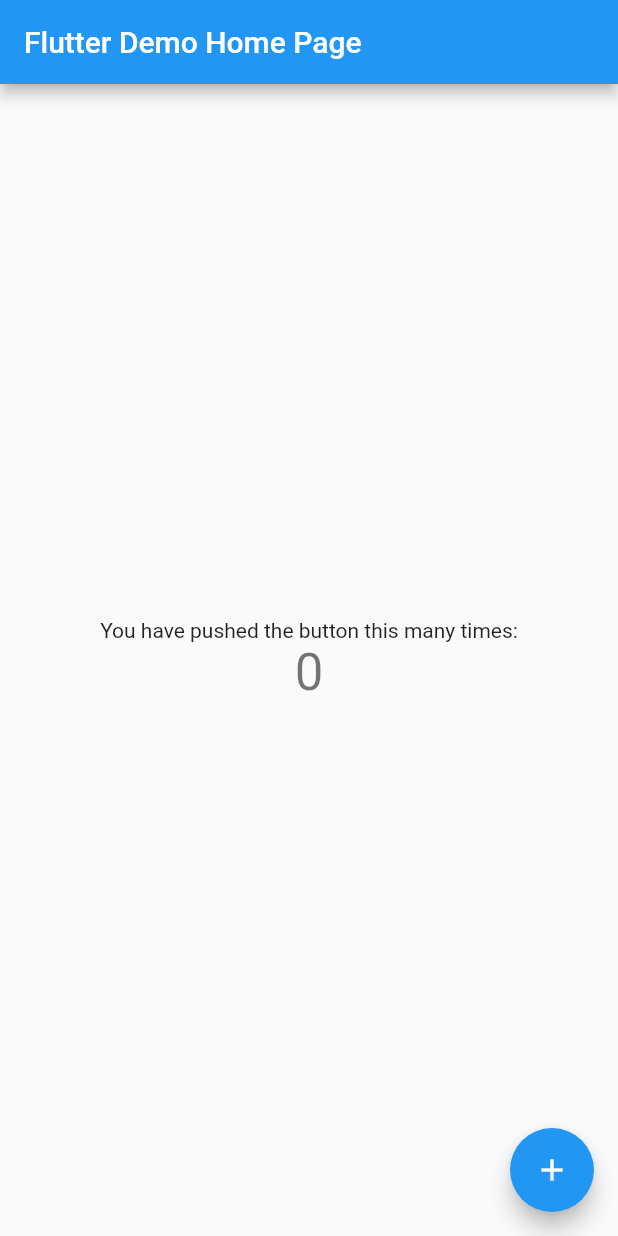
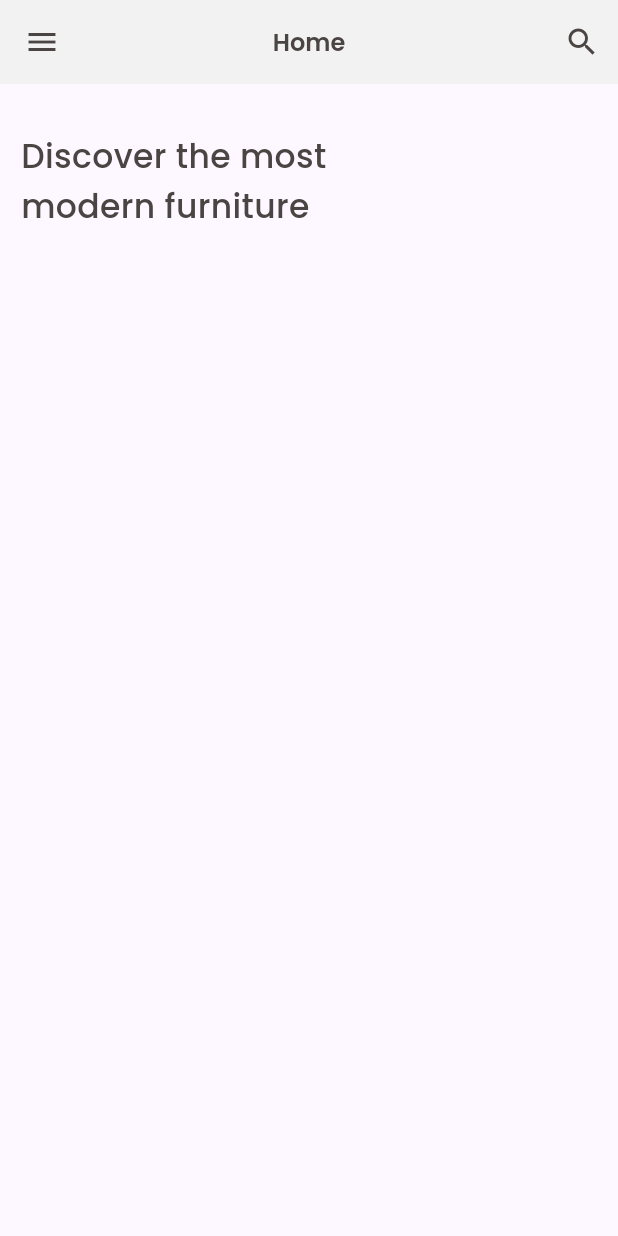
Before and after one commit to andrisilaban/flutter_intensif_club_fugi, a Flutter app: the screen it shows after launch, on a phone screen of 412 x 824 dp. Run offline on Flutter 3.47's test engine with Material 2 defaults, Android fonts, the light colour scheme and no system bars.

Commit message:
Update Home Page

```diff
--- /dev/null
+++ b/config.json
@@ -0,0 +1,5 @@
+{
+    "modules": [
+
+    ]
+}
--- /dev/null
+++ b/lib/constant/light_theme.dart
@@ -0,0 +1,102 @@
+import 'package:flutter/material.dart';
+
+import 'constants.dart';
+
+ThemeData lightTheme = ThemeData(
+  useMaterial3: true,
+  cardTheme: CardTheme(
+    color: cc,
+    shape: RoundedRectangleBorder(borderRadius: BorderRadius.circular(20)),
+    elevation: 5,
+    surfaceTintColor: cc,
+  ),
+  brightness: Brightness.light,
+  primaryColor: primaryColor,
+  iconTheme: IconThemeData(color: accentColor),
+  appBarTheme: AppBarTheme(
+      backgroundColor: primaryColor,
+      iconTheme: IconThemeData(color: ic),
+      titleTextStyle: poppins16w600,
+      actionsIconTheme: IconThemeData(color: ic)),
+  textTheme: TextTheme(
+    displayLarge: TextStyle(
+      fontFamily: 'Poppins',
+      fontWeight: FontWeight.w500,
+      color: tc,
+    ),
+    displayMedium: TextStyle(
+      fontFamily: 'Poppins',
+      fontWeight: FontWeight.w500,
+      color: tc,
+    ),
+    displaySmall: TextStyle(
+      fontFamily: 'Poppins',
+      fontWeight: FontWeight.w500,
+      color: tc,
+    ),
+    titleLarge: TextStyle(
+      fontFamily: 'Poppins',
+      fontWeight: FontWeight.w500,
+      color: tc,
+    ),
+    titleMedium: TextStyle(
+      fontFamily: 'Poppins',
+      fontWeight: FontWeight.w500,
+      color: tc,
+    ),
+    titleSmall: TextStyle(
+      fontFamily: 'Poppins',
+      fontWeight: FontWeight.w500,
+      color: tc,
+    ),
+    bodyLarge: TextStyle(
+      fontFamily: 'Poppins',
+      fontWeight: FontWeight.w500,
+      color: tc,
+    ),
+    bodyMedium: TextStyle(
+      fontFamily: 'Poppins',
+      fontWeight: FontWeight.w500,
+      color: tc,
+    ),
+    bodySmall: TextStyle(
+      fontFamily: 'Poppins',
+      fontWeight: FontWeight.w500,
+      color: tc,
+    ),
+  ),
+  elevatedButtonTheme: ElevatedButtonThemeData(
+    style: ElevatedButton.styleFrom(
+      shape: RoundedRectangleBorder(borderRadius: BorderRadius.circular(20)),
+      backgroundColor: accentColor,
+    ),
+    // style: ButtonStyle(
+    //   padding: MaterialStateProperty.all<EdgeInsetsGeometry>(
+    //     const EdgeInsets.symmetric(horizontal: 20, vertical: 10),
+    //   ),
+    //   shape: MaterialStatePropertyAll(
+    //       RoundedRectangleBorder(borderRadius: BorderRadius.circular(10))),
+    //   backgroundColor: MaterialStatePropertyAll(accentColor),
+    // ),
+  ),
+  inputDecorationTheme: InputDecorationTheme(
+    fillColor: cc,
+    labelStyle: TextStyle(color: accentColor),
+    hintStyle: poppins14,
+    border: const OutlineInputBorder(
+        borderSide: BorderSide.none,
+        borderRadius: BorderRadius.all(Radius.circular(10))),
+    focusedBorder: OutlineInputBorder(
+      borderSide: BorderSide(width: 1, color: tc),
+      borderRadius: BorderRadius.circular(10),
+    ),
+    enabledBorder: OutlineInputBorder(
+      borderSide: BorderSide(width: 1, color: tc),
+      borderRadius: BorderRadius.circular(10),
+    ),
+  ),
+  floatingActionButtonTheme:
+      FloatingActionButtonThemeData(backgroundColor: accentColor),
+  colorScheme: ColorScheme.fromSeed(seedColor: accentColor)
+      .copyWith(background: Colors.red),
+);
--- a/lib/main.dart
+++ b/lib/main.dart
@@ -1,4 +1,6 @@
 import 'package:flutter/material.dart';
+import 'package:flutter_intensif_club_fugi/constant/light_theme.dart';
+import 'package:flutter_intensif_club_fugi/view/home.dart';
 
 void main() {
   runApp(const MyApp());
@@ -7,109 +9,13 @@
 class MyApp extends StatelessWidget {
   const MyApp({super.key});
 
-  // This widget is the root of your application.
   @override
   Widget build(BuildContext context) {
     return MaterialApp(
-      title: 'Flutter Demo',
-      theme: ThemeData(
-        // This is the theme of your application.
-        //
-        // Try running your application with "flutter run". You'll see the
-        // application has a blue toolbar. Then, without quitting the app, try
-        // changing the primarySwatch below to Colors.green and then invoke
-        // "hot reload" (press "r" in the console where you ran "flutter run",
-        // or simply save your changes to "hot reload" in a Flutter IDE).
-        // Notice that the counter didn't reset back to zero; the application
-        // is not restarted.
-        primarySwatch: Colors.blue,
-      ),
-      home: const MyHomePage(title: 'Flutter Demo Home Page'),
+      debugShowCheckedModeBanner: false,
+      title: 'Furniture Shop',
+      theme: lightTheme,
+      home: const Home(),
     );
   }
 }
-
-class MyHomePage extends StatefulWidget {
-  const MyHomePage({super.key, required this.title});
-
-  // This widget is the home page of your application. It is stateful, meaning
-  // that it has a State object (defined below) that contains fields that affect
-  // how it looks.
-
-  // This class is the configuration for the state. It holds the values (in this
-  // case the title) provided by the parent (in this case the App widget) and
-  // used by the build method of the State. Fields in a Widget subclass are
-  // always marked "final".
-
-  final String title;
-
-  @override
-  State<MyHomePage> createState() => _MyHomePageState();
-}
-
-class _MyHomePageState extends State<MyHomePage> {
-  int _counter = 0;
-
-  void _incrementCounter() {
-    setState(() {
-      // This call to setState tells the Flutter framework that something has
-      // changed in this State, which causes it to rerun the build method below
-      // so that the display can reflect the updated values. If we changed
-      // _counter without calling setState(), then the build method would not be
-      // called again, and so nothing would appear to happen.
-      _counter++;
-    });
-  }
-
-  @override
-  Widget build(BuildContext context) {
-    // This method is rerun every time setState is called, for instance as done
-    // by the _incrementCounter method above.
-    //
-    // The Flutter framework has been optimized to make rerunning build methods
-    // fast, so that you can just rebuild anything that needs updating rather
-    // than having to individually change instances of widgets.
-    return Scaffold(
-      appBar: AppBar(
-        // Here we take the value from the MyHomePage object that was created by
-        // the App.build method, and use it to set our appbar title.
-        title: Text(widget.title),
-      ),
-      body: Center(
-        // Center is a layout widget. It takes a single child and positions it
-        // in the middle of the parent.
-        child: Column(
-          // Column is also a layout widget. It takes a list of children and
-          // arranges them vertically. By default, it sizes itself to fit its
-          // children horizontally, and tries to be as tall as its parent.
-          //
-          // Invoke "debug painting" (press "p" in the console, choose the
-          // "Toggle Debug Paint" action from the Flutter Inspector in Android
-          // Studio, or the "Toggle Debug Paint" command in Visual Studio Code)
-          // to see the wireframe for each widget.
-          //
-          // Column has various properties to control how it sizes itself and
-          // how it positions its children. Here we use mainAxisAlignment to
-          // center the children vertically; the main axis here is the vertical
-          // axis because Columns are vertical (the cross axis would be
-          // horizontal).
-          mainAxisAlignment: MainAxisAlignment.center,
-          children: <Widget>[
-            const Text(
-              'You have pushed the button this many times:',
-            ),
-            Text(
-              '$_counter',
-              style: Theme.of(context).textTheme.headlineMedium,
-            ),
-          ],
-        ),
-      ),
-      floatingActionButton: FloatingActionButton(
-        onPressed: _incrementCounter,
-        tooltip: 'Increment',
-        child: const Icon(Icons.add),
-      ), // This trailing comma makes auto-formatting nicer for build methods.
-    );
-  }
-}
--- /dev/null
+++ b/lib/view/home.dart
@@ -0,0 +1,28 @@
+import 'package:flutter/material.dart';
+import 'package:flutter_intensif_club_fugi/constant/constants.dart';
+
+class Home extends StatelessWidget {
+  const Home({super.key});
+
+  @override
+  Widget build(BuildContext context) {
+    return Scaffold(
+      appBar: AppBar(
+        leading: const Icon(Icons.menu),
+        centerTitle: true,
+        title: const Text('Home'),
+        actions: [IconButton(onPressed: () {}, icon: const Icon(Icons.search))],
+      ),
+      body: Padding(
+        padding: const EdgeInsets.symmetric(horizontal: 14),
+        child: Column(children: [
+          const SizedBox(height: 32),
+          Text(
+            'Discover the most \nmodern furniture',
+            style: poppins22,
+          )
+        ]),
+      ),
+    );
+  }
+}
```
Also changed, not shown: lib/constant/constants.dart (added, +118 -0 lines), pubspec.yaml (+31 -15 lines), assets/fonts/Poppins-300.ttf (added), assets/fonts/Poppins-500.ttf (added), assets/fonts/Poppins-600.ttf (added), assets/fonts/Poppins-700.ttf (added), assets/fonts/Poppins-regular.ttf (added), assets/images/chair.png (added), assets/images/chair2.png (added), assets/images/chair3.png (added), assets/images/chair4.png (added), assets/images/chair_detail.png (added).
